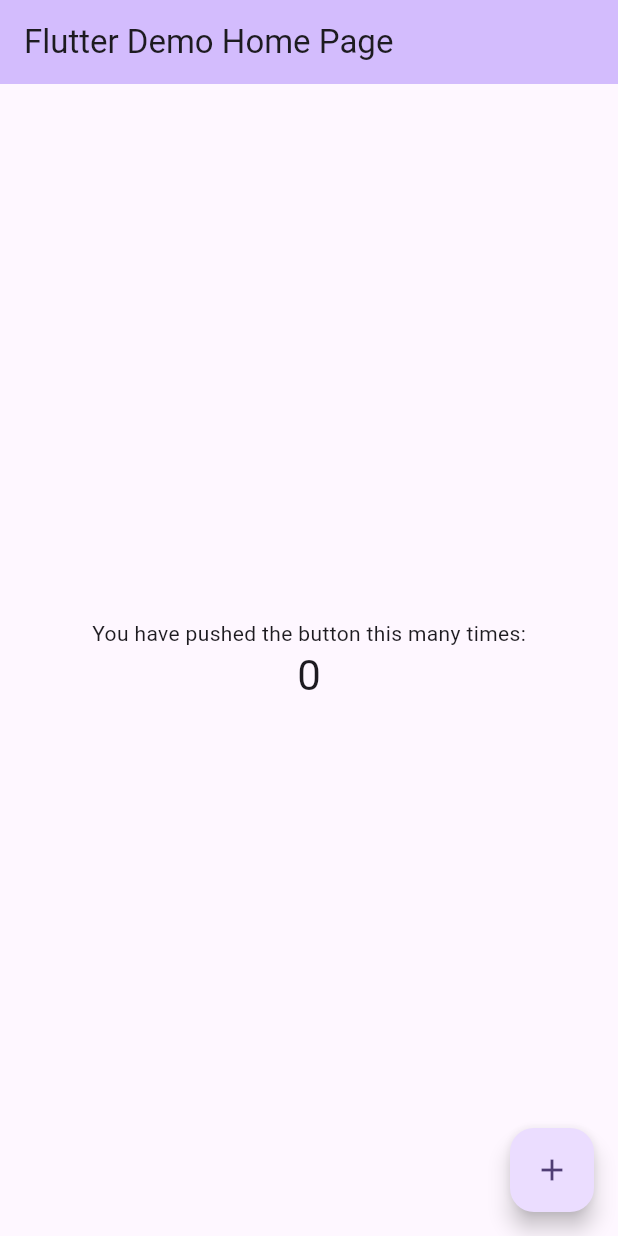
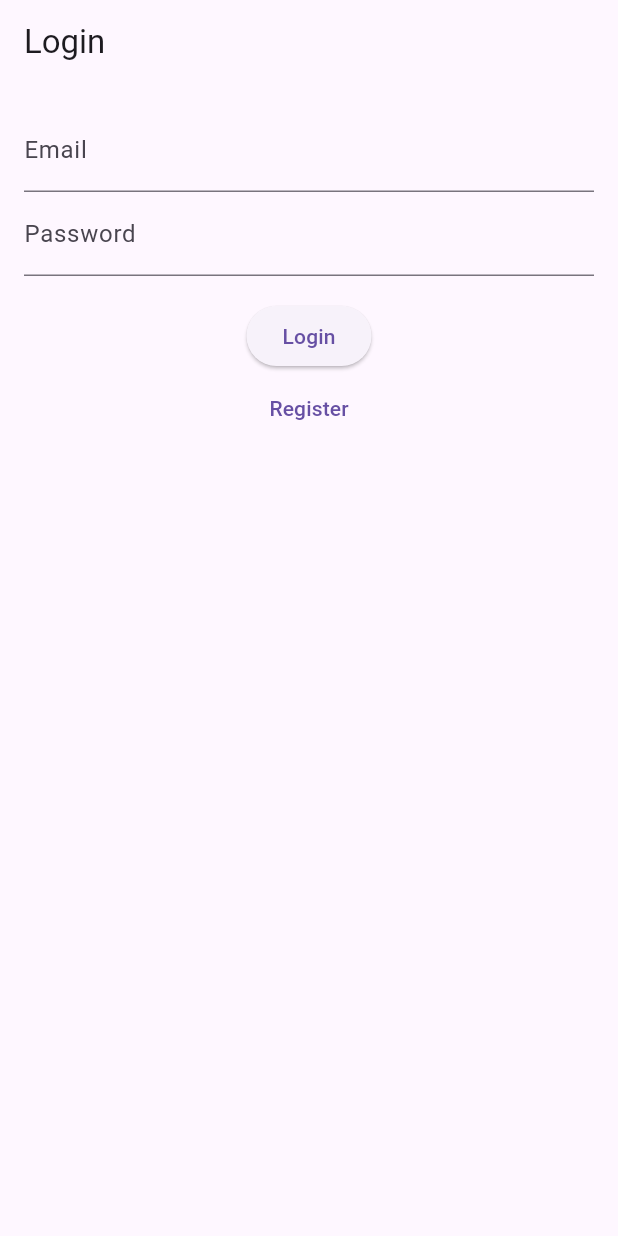
Before and after one commit to JensonSmith01/trainer_finder, a Flutter app: the screen it shows after launch, on a phone screen of 412 x 824 dp. Run offline on Flutter 3.47's test engine with Material 3 defaults, Android fonts, the phone set to English and light mode, and no system bars; our stand-ins replace firebase_auth, firebase_core; accounts and stored records are empty.

Commit message:
added login

```diff
--- /dev/null
+++ b/lib/login_screen.dart
@@ -0,0 +1,71 @@
+import 'gym_selection_screen.dart';
+import 'package:flutter/material.dart';
+import 'package:firebase_auth/firebase_auth.dart';
+
+class LoginScreen extends StatefulWidget {
+  const LoginScreen({super.key});
+
+  @override
+  State<LoginScreen> createState() => _LoginScreenState();
+}
+
+class _LoginScreenState extends State<LoginScreen> {
+  final emailController = TextEditingController();
+  final passwordController = TextEditingController();
+  final auth = FirebaseAuth.instance;
+
+  Future<void> login() async {
+    try {
+      await auth.signInWithEmailAndPassword(
+        email: emailController.text.trim(),
+        password: passwordController.text.trim(),
+      );
+      Navigator.pushReplacement(
+        context,
+        MaterialPageRoute(builder: (context) => const GymSelectionScreen()),
+      );
+    } catch (e) {
+      ScaffoldMessenger.of(context).showSnackBar(
+        SnackBar(content: Text('Login failed: $e')),
+      );
+    }
+  }
+
+
+  Future<void> register() async {
+    try {
+      await auth.createUserWithEmailAndPassword(
+        email: emailController.text.trim(),
+        password: passwordController.text.trim(),
+      );
+      Navigator.pushReplacement(
+        context,
+        MaterialPageRoute(builder: (context) => const GymSelectionScreen()),
+      );
+    } catch (e) {
+      ScaffoldMessenger.of(context).showSnackBar(
+        SnackBar(content: Text('Signup failed: $e')),
+      );
+    }
+  }
+
+
+  @override
+  Widget build(BuildContext context) {
+    return Scaffold(
+      appBar: AppBar(title: const Text('Login')),
+      body: Padding(
+        padding: const EdgeInsets.all(16),
+        child: Column(
+          children: [
+            TextField(controller: emailController, decoration: const InputDecoration(labelText: 'Email')),
+            TextField(controller: passwordController, decoration: const InputDecoration(labelText: 'Password'), obscureText: true),
+            const SizedBox(height: 16),
+            ElevatedButton(onPressed: login, child: const Text('Login')),
+            TextButton(onPressed: register, child: const Text('Register'))
+          ],
+        ),
+      ),
+    );
+  }
+}
--- a/lib/main.dart
+++ b/lib/main.dart
@@ -1,122 +1,25 @@
 import 'package:flutter/material.dart';
+import 'package:firebase_core/firebase_core.dart';
+import 'firebase_options.dart';
+import 'login_screen.dart';
 
-void main() {
-  runApp(const MyApp());
+void main() async {
+  WidgetsFlutterBinding.ensureInitialized();
+  await Firebase.initializeApp(
+    options: DefaultFirebaseOptions.currentPlatform,
+  );
+  runApp(const TrainerFinderApp());
 }
 
-class MyApp extends StatelessWidget {
-  const MyApp({super.key});
+class TrainerFinderApp extends StatelessWidget {
+  const TrainerFinderApp({super.key});
 
-  // This widget is the root of your application.
   @override
   Widget build(BuildContext context) {
     return MaterialApp(
-      title: 'Flutter Demo',
-      theme: ThemeData(
-        // This is the theme of your application.
-        //
-        // TRY THIS: Try running your application with "flutter run". You'll see
-        // the application has a purple toolbar. Then, without quitting the app,
-        // try changing the seedColor in the colorScheme below to Colors.green
-        // and then invoke "hot reload" (save your changes or press the "hot
-        // reload" button in a Flutter-supported IDE, or press "r" if you used
-        // the command line to start the app).
-        //
-        // Notice that the counter didn't reset back to zero; the application
-        // state is not lost during the reload. To reset the state, use hot
-        // restart instead.
-        //
-        // This works for code too, not just values: Most code changes can be
-        // tested with just a hot reload.
-        colorScheme: ColorScheme.fromSeed(seedColor: Colors.deepPurple),
-      ),
-      home: const MyHomePage(title: 'Flutter Demo Home Page'),
+      title: 'Trainer Finder',
+      theme: ThemeData(primarySwatch: Colors.blue),
+      home: const LoginScreen(),
     );
   }
 }
-
-class MyHomePage extends StatefulWidget {
-  const MyHomePage({super.key, required this.title});
-
-  // This widget is the home page of your application. It is stateful, meaning
-  // that it has a State object (defined below) that contains fields that affect
-  // how it looks.
-
-  // This class is the configuration for the state. It holds the values (in this
-  // case the title) provided by the parent (in this case the App widget) and
-  // used by the build method of the State. Fields in a Widget subclass are
-  // always marked "final".
-
-  final String title;
-
-  @override
-  State<MyHomePage> createState() => _MyHomePageState();
-}
-
-class _MyHomePageState extends State<MyHomePage> {
-  int _counter = 0;
-
-  void _incrementCounter() {
-    setState(() {
-      // This call to setState tells the Flutter framework that something has
-      // changed in this State, which causes it to rerun the build method below
-      // so that the display can reflect the updated values. If we changed
-      // _counter without calling setState(), then the build method would not be
-      // called again, and so nothing would appear to happen.
-      _counter++;
-    });
-  }
-
-  @override
-  Widget build(BuildContext context) {
-    // This method is rerun every time setState is called, for instance as done
-    // by the _incrementCounter method above.
-    //
-    // The Flutter framework has been optimized to make rerunning build methods
-    // fast, so that you can just rebuild anything that needs updating rather
-    // than having to individually change instances of widgets.
-    return Scaffold(
-      appBar: AppBar(
-        // TRY THIS: Try changing the color here to a specific color (to
-        // Colors.amber, perhaps?) and trigger a hot reload to see the AppBar
-        // change color while the other colors stay the same.
-        backgroundColor: Theme.of(context).colorScheme.inversePrimary,
-        // Here we take the value from the MyHomePage object that was created by
-        // the App.build method, and use it to set our appbar title.
-        title: Text(widget.title),
-      ),
-      body: Center(
-        // Center is a layout widget. It takes a single child and positions it
-        // in the middle of the parent.
-        child: Column(
-          // Column is also a layout widget. It takes a list of children and
-          // arranges them vertically. By default, it sizes itself to fit its
-          // children horizontally, and tries to be as tall as its parent.
-          //
-          // Column has various properties to control how it sizes itself and
-          // how it positions its children. Here we use mainAxisAlignment to
-          // center the children vertically; the main axis here is the vertical
-          // axis because Columns are vertical (the cross axis would be
-          // horizontal).
-          //
-          // TRY THIS: Invoke "debug painting" (choose the "Toggle Debug Paint"
-          // action in the IDE, or press "p" in the console), to see the
-          // wireframe for each widget.
-          mainAxisAlignment: MainAxisAlignment.center,
-          children: <Widget>[
-            const Text('You have pushed the button this many times:'),
-            Text(
-              '$_counter',
-              style: Theme.of(context).textTheme.headlineMedium,
-            ),
-          ],
-        ),
-      ),
-      floatingActionButton: FloatingActionButton(
-        onPressed: _incrementCounter,
-        tooltip: 'Increment',
-        child: const Icon(Icons.add),
-      ), // This trailing comma makes auto-formatting nicer for build methods.
-    );
-  }
-}
```
Also changed, not shown: lib/gym_selection_screen.dart (added, +29 -0 lines), firebase.json (added), lib/firebase_options.dart (added), 5 other files.
